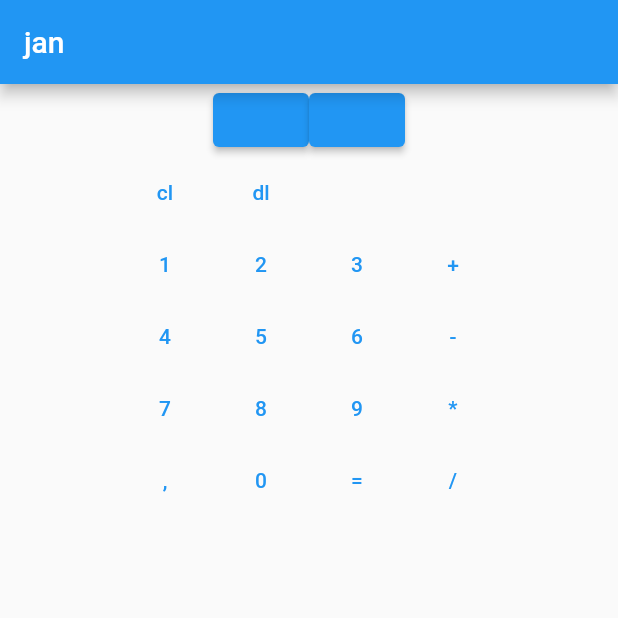
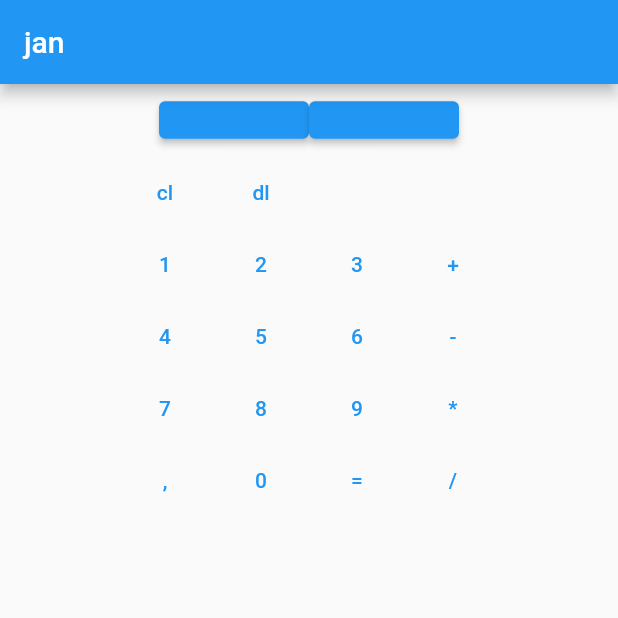
Before and after one commit to Kacp-R/kalk, a Flutter app: the screen it shows after launch, on a phone screen of 412 x 824 dp, the top half of it. Run offline on Flutter 3.47's test engine with Material 2 defaults, Android fonts, the phone set to English and light mode, and no system bars.

Commit message:
Changed styling

```diff
--- a/lib/main.dart
+++ b/lib/main.dart
@@ -37,8 +37,8 @@ class _MyAppState extends State<MyApp> {
             mainAxisAlignment: MainAxisAlignment.center,
 
             children: [
-              ElevatedButton(onPressed: ()=> copy(1), child: Text('$_secondS')),
-              ElevatedButton(onPressed: ()=> copy(0), child: Text('$_firstS')),
+              ElevatedButton(onPressed: ()=> copy(1), child: Text('$_secondS'), style: ElevatedButton.styleFrom(minimumSize: Size(100, 25)),),
+              ElevatedButton(onPressed: ()=> copy(0), child: Text('$_firstS'), style: ElevatedButton.styleFrom(minimumSize: Size(100, 25)),),
             ],
           ),
           Column(
```
